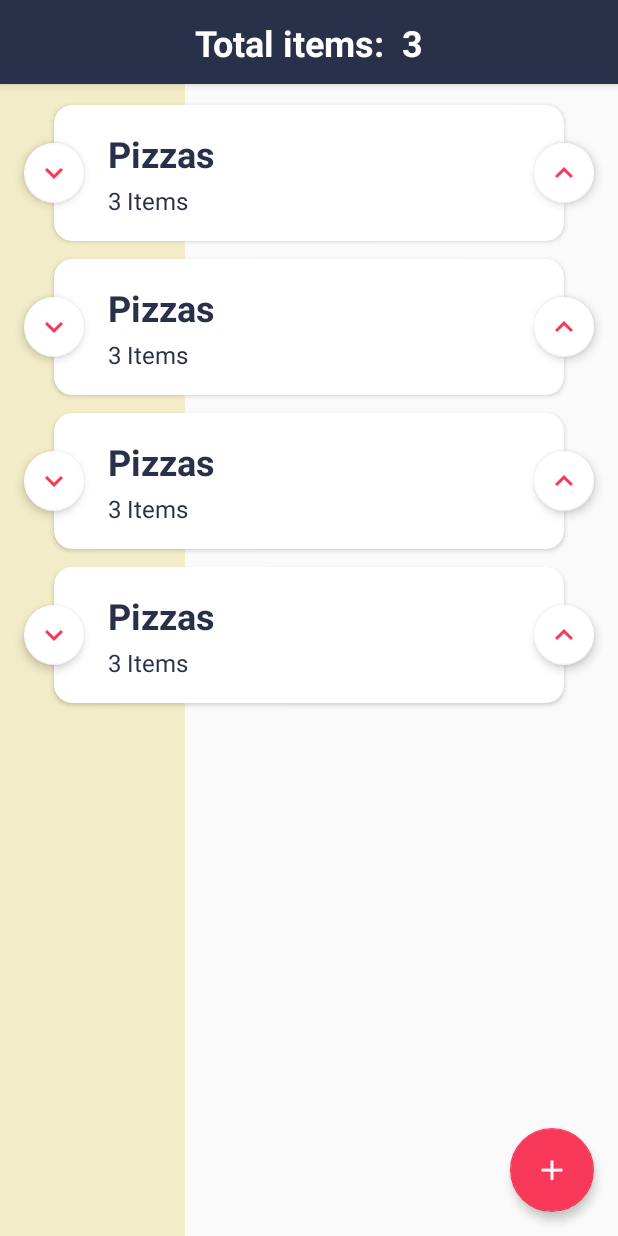
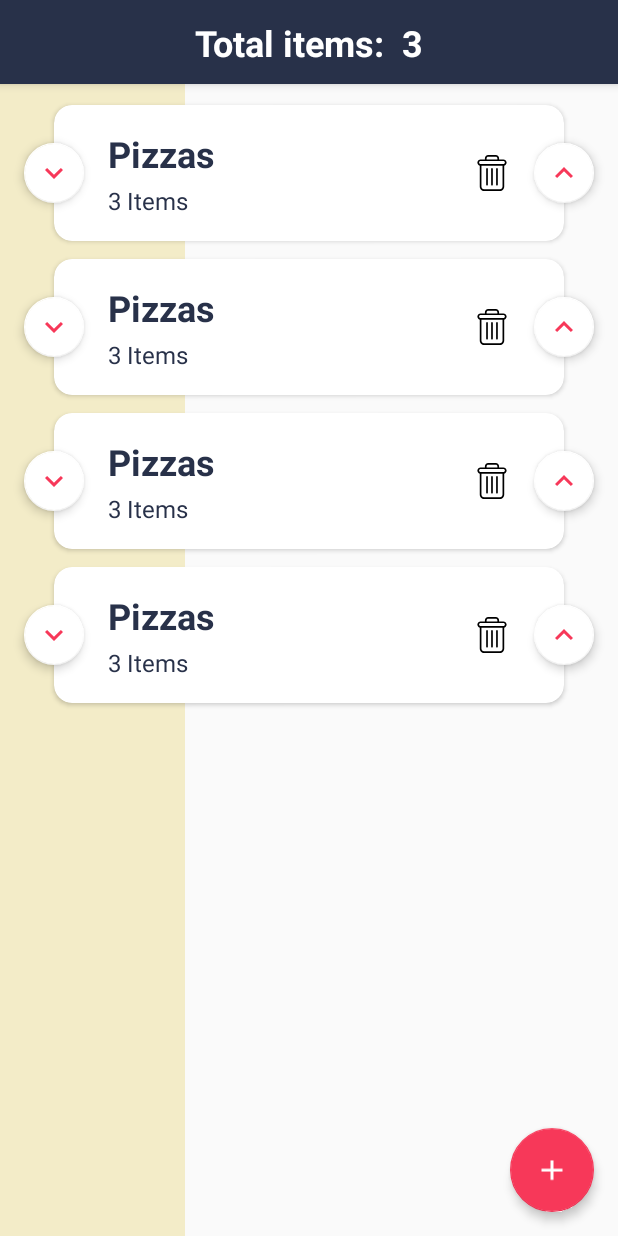
Before and after one commit to OscarSequeiros/ThingsCounter, an Android app: the layout fragment_items.xml on its own in the app's theme, with its tools: preview values and no code run, on a phone screen of 412 x 824 dp. Run offline under Robolectric (Android 15) with nearby library versions, the phone set to English and light mode, and no system bars.

Commit message:
Add delete icon

```diff
--- /dev/null
+++ b/app/src/main/res/drawable/ic_delete.xml
@@ -0,0 +1,7 @@
+<vector android:height="24dp" android:viewportHeight="427.0013"
+    android:viewportWidth="427" android:width="24dp" xmlns:android="http://schemas.android.com/apk/res/android">
+    <path android:fillColor="#FF000000" android:pathData="m272.398,154.703c-5.523,0 -10,4.477 -10,10v189c0,5.52 4.477,10 10,10 5.523,0 10,-4.48 10,-10v-189c0,-5.523 -4.477,-10 -10,-10zM272.398,154.703"/>
+    <path android:fillColor="#FF000000" android:pathData="m154.398,154.703c-5.523,0 -10,4.477 -10,10v189c0,5.52 4.477,10 10,10 5.523,0 10,-4.48 10,-10v-189c0,-5.523 -4.477,-10 -10,-10zM154.398,154.703"/>
+    <path android:fillColor="#FF000000" android:pathData="m68.398,127.121v246.379c0,14.563 5.34,28.238 14.668,38.051 9.285,9.84 22.207,15.426 35.73,15.449h189.203c13.527,-0.023 26.449,-5.609 35.73,-15.449 9.328,-9.813 14.668,-23.488 14.668,-38.051v-246.379c18.543,-4.922 30.559,-22.836 28.078,-41.863 -2.484,-19.023 -18.691,-33.254 -37.879,-33.258h-51.199v-12.5c0.059,-10.512 -4.098,-20.605 -11.539,-28.031 -7.441,-7.422 -17.551,-11.555 -28.063,-11.469h-88.797c-10.512,-0.086 -20.621,4.047 -28.063,11.469 -7.441,7.426 -11.598,17.52 -11.539,28.031v12.5h-51.199c-19.188,0.004 -35.395,14.234 -37.879,33.258 -2.48,19.027 9.535,36.941 28.078,41.863zM308,407h-189.203c-17.098,0 -30.398,-14.688 -30.398,-33.5v-245.5h250v245.5c0,18.813 -13.301,33.5 -30.398,33.5zM149.398,39.5c-0.066,-5.207 1.98,-10.219 5.676,-13.895 3.691,-3.676 8.715,-5.695 13.926,-5.605h88.797c5.211,-0.09 10.234,1.93 13.926,5.605 3.695,3.672 5.742,8.688 5.676,13.895v12.5h-128zM78.199,72h270.398c9.941,0 18,8.059 18,18s-8.059,18 -18,18h-270.398c-9.941,0 -18,-8.059 -18,-18s8.059,-18 18,-18zM78.199,72"/>
+    <path android:fillColor="#FF000000" android:pathData="m213.398,154.703c-5.523,0 -10,4.477 -10,10v189c0,5.52 4.477,10 10,10 5.523,0 10,-4.48 10,-10v-189c0,-5.523 -4.477,-10 -10,-10zM213.398,154.703"/>
+</vector>
--- a/app/src/main/res/layout/card_item.xml
+++ b/app/src/main/res/layout/card_item.xml
@@ -10,8 +10,8 @@
         android:layout_width="match_parent"
         android:layout_height="wrap_content"
         android:layout_marginLeft="@dimen/item_margin_horizontal"
+        android:layout_marginTop="@dimen/item_margin_vertical"
         android:layout_marginRight="@dimen/item_margin_horizontal"
-        android:layout_marginTop="@dimen/item_margin_vertical"
         android:layout_marginBottom="@dimen/item_margin_vertical"
         app:cardCornerRadius="@dimen/item_card_radius"
         app:cardElevation="@dimen/item_card_elevation"
@@ -31,7 +31,9 @@
             <androidx.appcompat.widget.AppCompatTextView
                 android:id="@+id/textItemTitle"
                 style="@style/Text.Title.Bold"
-                app:layout_constraintEnd_toEndOf="parent"
+                android:ellipsize="end"
+                android:maxLines="1"
+                app:layout_constraintEnd_toStartOf="@+id/imageDelete"
                 app:layout_constraintStart_toStartOf="parent"
                 app:layout_constraintTop_toTopOf="parent"
                 tools:text="Pizzas" />
@@ -40,10 +42,22 @@
                 android:id="@+id/textItemQuantity"
                 style="@style/Text.Subtitle.Normal"
                 android:layout_marginTop="@dimen/item_top_margin_subtitle"
-                app:layout_constraintEnd_toEndOf="parent"
+                android:ellipsize="end"
+                android:maxLines="1"
+                app:layout_constraintEnd_toStartOf="@+id/imageDelete"
                 app:layout_constraintStart_toStartOf="parent"
                 app:layout_constraintTop_toBottomOf="@+id/textItemTitle"
                 tools:text="3 Items" />
+
+            <ImageView
+                android:id="@+id/imageDelete"
+                android:layout_width="24dp"
+                android:layout_height="24dp"
+                android:contentDescription="@null"
+                app:layout_constraintBottom_toBottomOf="parent"
+                app:layout_constraintEnd_toEndOf="parent"
+                app:layout_constraintTop_toTopOf="parent"
+                app:srcCompat="@drawable/ic_delete" />
 
         </androidx.constraintlayout.widget.ConstraintLayout>
 
```
